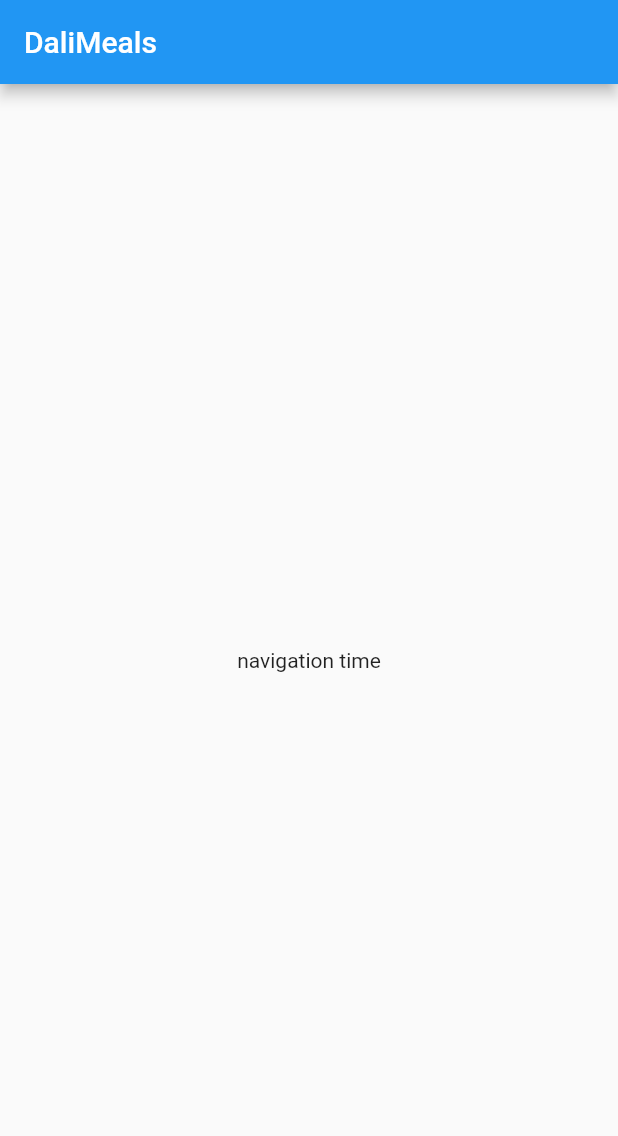
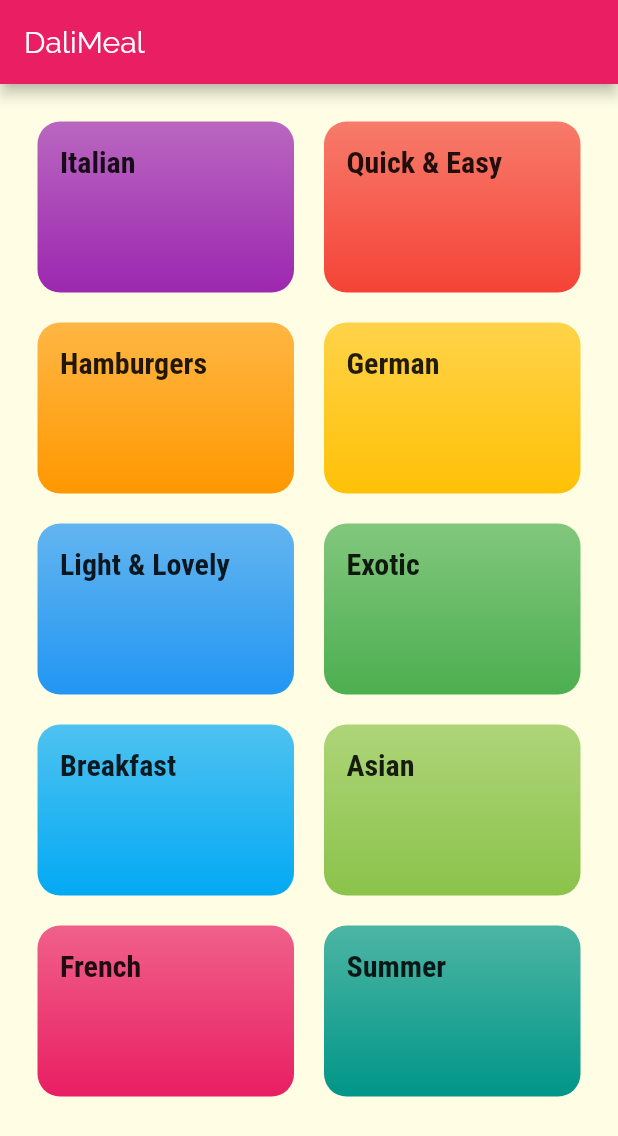
Before and after one commit to hatem1055/flutter-meals-app, a Flutter app: the screen it shows after launch, on a phone screen of 412 x 824 dp. Shown: the top 1136 px of the screen. Run offline on Flutter 3.47's test engine with Material 2 defaults, Android fonts, the phone set to English and light mode, and no system bars.

Commit message:
categories screen

```diff
--- /dev/null
+++ b/lib/cetegries_data.dart
@@ -0,0 +1,56 @@
+import 'package:flutter/material.dart';
+
+import './models/category.dart';
+
+const  categories = const [
+  Category(
+    id: 'c1',
+    title: 'Italian',
+    color: Colors.purple,
+  ),
+  Category(
+    id: 'c2',
+    title: 'Quick & Easy',
+    color: Colors.red,
+  ),
+  Category(
+    id: 'c3',
+    title: 'Hamburgers',
+    color: Colors.orange,
+  ),
+  Category(
+    id: 'c4',
+    title: 'German',
+    color: Colors.amber,
+  ),
+  Category(
+    id: 'c5',
+    title: 'Light & Lovely',
+    color: Colors.blue,
+  ),
+  Category(
+    id: 'c6',
+    title: 'Exotic',
+    color: Colors.green,
+  ),
+  Category(
+    id: 'c7',
+    title: 'Breakfast',
+    color: Colors.lightBlue,
+  ),
+  Category(
+    id: 'c8',
+    title: 'Asian',
+    color: Colors.lightGreen,
+  ),
+  Category(
+    id: 'c9',
+    title: 'French',
+    color: Colors.pink,
+  ),
+  Category(
+    id: 'c10',
+    title: 'Summer',
+    color: Colors.teal,
+  ),
+];
--- a/lib/main.dart
+++ b/lib/main.dart
@@ -1,4 +1,6 @@
 import 'package:flutter/material.dart';
+
+import './screens/categories_screen/categories_main.dart';
 
 void main() {
   runApp(MyApp());
@@ -9,27 +11,26 @@ class MyApp extends StatelessWidget {
   Widget build(BuildContext context) {
     return MaterialApp(
       title: 'Meals',
-      home: MyHomePage(),
+      theme: ThemeData(
+        primarySwatch: Colors.pink,
+        accentColor: Colors.amber,
+        canvasColor: Color.fromRGBO(255, 254, 229, 1),
+        fontFamily: 'Raleway',
+        textTheme: ThemeData.light().textTheme.copyWith(
+          bodyText1:TextStyle(
+            color:Color.fromRGBO(20, 51, 51, 1)
+          ),
+          bodyText2:TextStyle(
+            color:Color.fromRGBO(20, 51, 51, 1)
+          ),
+          headline6:TextStyle(
+            fontSize:20,
+            fontFamily: 'RobotoCondensed',
+            fontWeight: FontWeight.bold
+          )
+        )
+      ),
+      home: CategoriesScreen(),
     );
   }
 }
-
-class MyHomePage extends StatefulWidget {
-  @override
-  _MyHomePageState createState() => _MyHomePageState();
-}
-
-class _MyHomePageState extends State<MyHomePage> {
-
-  @override
-  Widget build(BuildContext context) {
-    return Scaffold(
-      appBar:AppBar(
-        title:Text('DaliMeals'),
-      ),
-      body: Center(
-        child: Text('navigation time'),
-      ),
-    );
-  }
-}
--- /dev/null
+++ b/lib/models/category.dart
@@ -0,0 +1,13 @@
+import 'package:flutter/material.dart';
+
+class Category{
+  final String id;
+  final String title;
+  final Color color;
+
+  const Category({
+    this.color = Colors.orange,
+    @required this.id,
+    @required this.title
+  });
+}
--- /dev/null
+++ b/lib/screens/categories_screen/categories_main.dart
@@ -0,0 +1,27 @@
+import 'package:flutter/material.dart';
+import '../../cetegries_data.dart';
+import './category_item.dart';
+class CategoriesScreen extends StatelessWidget {
+  @override
+  Widget build(BuildContext context) {
+    return Scaffold(
+        appBar: AppBar(
+          title: const Text('DaliMeal'),
+        ),
+        body: GridView(
+        padding: const EdgeInsets.all(25),
+        children: [
+          ...categories.map((category){
+            return CategoryWidget(category);
+          }).toList()
+        ],
+        gridDelegate: SliverGridDelegateWithMaxCrossAxisExtent(
+          maxCrossAxisExtent:200,
+          childAspectRatio: 3 / 2,
+          crossAxisSpacing: 20,
+          mainAxisSpacing: 20
+        ),
+      ),
+    );
+  }
+}
--- /dev/null
+++ b/lib/screens/categories_screen/category_item.dart
@@ -0,0 +1,24 @@
+import 'package:flutter/material.dart';
+import '../../models/category.dart';
+
+class CategoryWidget extends StatelessWidget {
+  final Category categoryData;
+  CategoryWidget(this.categoryData);
+  @override
+  Widget build(BuildContext context) {
+    return Container(
+      padding: const EdgeInsets.all(15),
+      decoration: BoxDecoration(
+          borderRadius: BorderRadius.circular(15),
+          gradient: LinearGradient(
+              colors: [categoryData.color.withOpacity(0.7), categoryData.color],
+              begin: Alignment.topCenter,
+              end: Alignment.bottomCenter
+            )),
+      child: Text(
+        categoryData.title,
+        style: Theme.of(context).textTheme.headline6,
+      ),
+    );
+  }
+}
```
Also changed, not shown: pubspec.yaml (+22 -16 lines), lib/assets/fonts/Raleway-Black.ttf (added), lib/assets/fonts/Raleway-Bold.ttf (added), lib/assets/fonts/Raleway-Regular.ttf (added), lib/assets/fonts/RobotoCondensed-Bold.ttf (added), lib/assets/fonts/RobotoCondensed-Italic.ttf (added), lib/assets/fonts/RobotoCondensed-Light.ttf (added), lib/assets/fonts/RobotoCondensed-Regular.ttf (added).
